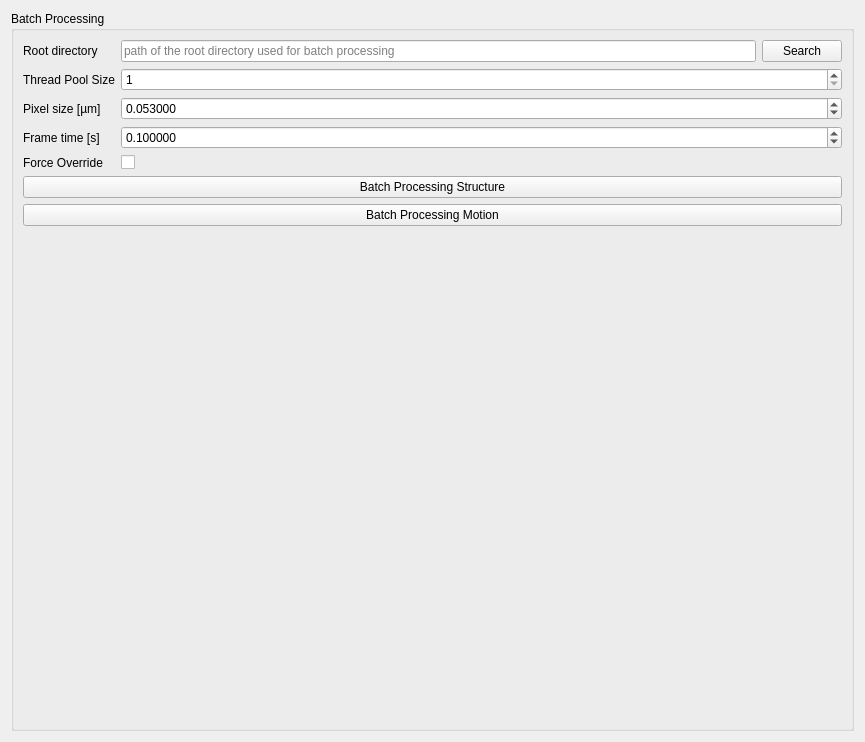
This is sarcasm/app/ui-files/parameters_batch_processing.ui in danihae/SarcAsM as Qt 5 draws it before an edit. The edited form follows.
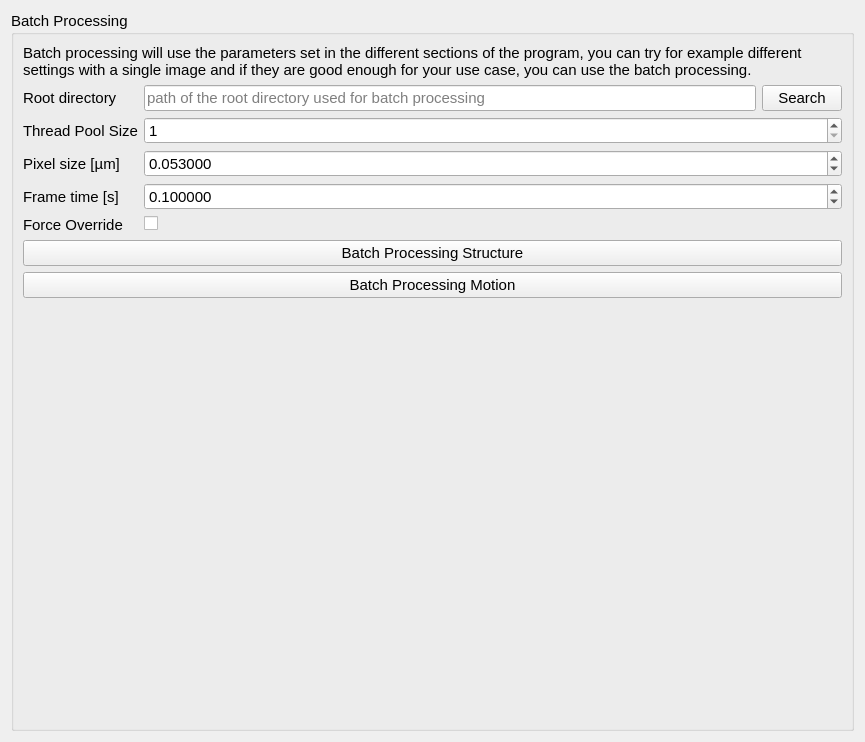
This is the edited form.

Commit message: batch ui update, added todo notes

```diff
--- a/sarcasm/app/ui-files/parameters_batch_processing.ui
+++ b/sarcasm/app/ui-files/parameters_batch_processing.ui
@@ -16,18 +16,23 @@
   <layout class="QGridLayout" name="gridLayout">
    <item row="3" column="0" colspan="2">
     <widget class="QGroupBox" name="groupBox">
+     <property name="font">
+      <font>
+       <pointsize>11</pointsize>
+      </font>
+     </property>
      <property name="title">
       <string>Batch Processing</string>
      </property>
      <layout class="QFormLayout" name="formLayout">
-      <item row="0" column="0">
+      <item row="1" column="0">
        <widget class="QLabel" name="label">
         <property name="text">
          <string>Root directory</string>
         </property>
        </widget>
       </item>
-      <item row="0" column="1">
+      <item row="1" column="1">
        <layout class="QHBoxLayout" name="horizontalLayout_2">
         <item>
          <widget class="QLineEdit" name="le_root_directory">
@@ -48,7 +53,7 @@
         </item>
        </layout>
       </item>
-      <item row="2" column="0">
+      <item row="3" column="0">
        <widget class="QLabel" name="label_2">
         <property name="toolTip">
          <string>pixel size in [µm], this is used either if the image-to-process doesn't have this value set or force override is activated</string>
@@ -58,7 +63,7 @@
         </property>
        </widget>
       </item>
-      <item row="2" column="1">
+      <item row="3" column="1">
        <widget class="QDoubleSpinBox" name="dsb_pixel_size">
         <property name="toolTip">
          <string>pixel size in [µm], this is used either if the image-to-process doesn't have this value set or force override is activated</string>
@@ -74,7 +79,7 @@
         </property>
        </widget>
       </item>
-      <item row="3" column="0">
+      <item row="4" column="0">
        <widget class="QLabel" name="label_3">
         <property name="toolTip">
          <string>frame time in [s], this is used either if the image-to-process doesn't have this value set or force override is activated</string>
@@ -84,7 +89,7 @@
         </property>
        </widget>
       </item>
-      <item row="3" column="1">
+      <item row="4" column="1">
        <widget class="QDoubleSpinBox" name="dsb_frame_time">
         <property name="toolTip">
          <string>frame time in [s], this is used either if the image-to-process doesn't have this value set or force override is activated</string>
@@ -100,7 +105,7 @@
         </property>
        </widget>
       </item>
-      <item row="4" column="0">
+      <item row="5" column="0">
        <widget class="QLabel" name="label_4">
         <property name="toolTip">
          <string>if set the values in pixel size and frame time will be forced upon all images which are processed during this batch</string>
@@ -110,7 +115,7 @@
         </property>
        </widget>
       </item>
-      <item row="4" column="1">
+      <item row="5" column="1">
        <widget class="QCheckBox" name="chk_force_override">
         <property name="toolTip">
          <string>if set the values in pixel size and frame time will be forced upon all images which are processed during this batch</string>
@@ -120,7 +125,7 @@
         </property>
        </widget>
       </item>
-      <item row="5" column="0" colspan="2">
+      <item row="6" column="0" colspan="2">
        <widget class="QPushButton" name="btn_batch_processing_structure">
         <property name="toolTip">
          <string>Start batch processing structure</string>
@@ -130,7 +135,7 @@
         </property>
        </widget>
       </item>
-      <item row="6" column="0" colspan="2">
+      <item row="7" column="0" colspan="2">
        <widget class="QPushButton" name="btn_batch_processing_motion">
         <property name="toolTip">
          <string>Start batch processing motion</string>
@@ -140,14 +145,14 @@
         </property>
        </widget>
       </item>
-      <item row="1" column="0">
+      <item row="2" column="0">
        <widget class="QLabel" name="label_5">
         <property name="text">
          <string>Thread Pool Size</string>
         </property>
        </widget>
       </item>
-      <item row="1" column="1">
+      <item row="2" column="1">
        <widget class="QSpinBox" name="sb_thread_pool_size">
         <property name="minimum">
          <number>1</number>
@@ -157,6 +162,16 @@
         </property>
        </widget>
       </item>
+      <item row="0" column="0" colspan="2">
+       <widget class="QLabel" name="label_6">
+        <property name="text">
+         <string>Batch processing will use the parameters set in the different sections of the program, you can try for example different settings with a single image and if they are good enough for your use case, you can use the batch processing.</string>
+        </property>
+        <property name="wordWrap">
+         <bool>true</bool>
+        </property>
+       </widget>
+      </item>
      </layout>
     </widget>
    </item>
```
The commit also changes 2 other files.
